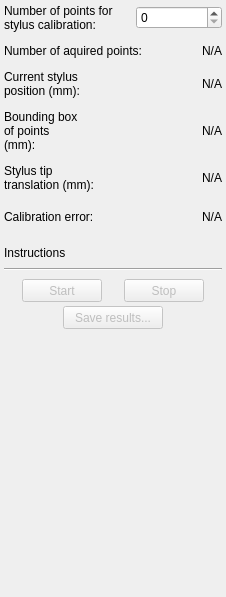
First picture: the form in PlusApp/fCal/Toolboxes/StylusCalibrationToolbox.ui, repository PlusToolkit/PlusApp, before the edit.
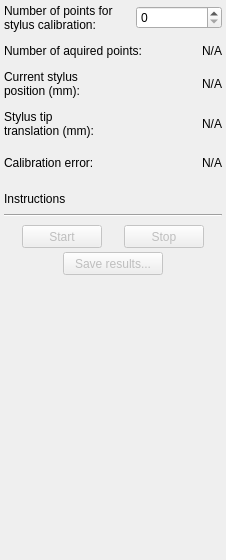
Second picture: the form after the edit.

Commit message: Re #231, Fixed #192: New architecture created for fCal: vtkToolVisualizer is responsible for all 3D visualizations instead of *Controller classes; AbstractToolbox moved to app; *Toolbox classes do the whole job now (handling events, state, calling the algo classes)

```diff
--- a/PlusApp/fCal/Toolboxes/StylusCalibrationToolbox.ui
+++ b/PlusApp/fCal/Toolboxes/StylusCalibrationToolbox.ui
@@ -7,7 +7,7 @@
     <x>0</x>
     <y>0</y>
     <width>226</width>
-    <height>597</height>
+    <height>560</height>
    </rect>
   </property>
   <property name="sizePolicy">
@@ -185,52 +185,6 @@
      </property>
     </spacer>
    </item>
-   <item>
-    <layout class="QHBoxLayout" name="horizontalLayout_3">
-     <item>
-      <widget class="QLabel" name="label_2">
-       <property name="text">
-        <string>Bounding box of points (mm):</string>
-       </property>
-       <property name="wordWrap">
-        <bool>true</bool>
-       </property>
-      </widget>
-     </item>
-     <item>
-      <widget class="QLabel" name="label_BoundingBox">
-       <property name="minimumSize">
-        <size>
-         <width>136</width>
-         <height>0</height>
-        </size>
-       </property>
-       <property name="text">
-        <string>N/A</string>
-       </property>
-       <property name="alignment">
-        <set>Qt::AlignRight|Qt::AlignTrailing|Qt::AlignVCenter</set>
-       </property>
-      </widget>
-     </item>
-    </layout>
-   </item>
-   <item>
-    <spacer name="verticalSpacer_5">
-     <property name="orientation">
-      <enum>Qt::Vertical</enum>
-     </property>
-     <property name="sizeType">
-      <enum>QSizePolicy::Fixed</enum>
-     </property>
-     <property name="sizeHint" stdset="0">
-      <size>
-       <width>20</width>
-       <height>8</height>
-      </size>
-     </property>
-    </spacer>
-   </item>
    <item>
     <layout class="QHBoxLayout" name="horizontalLayout_5">
      <item>
```
Left out of the diff: 10 changed lines with no effect on the pictures. The commit also changes 32 other files.
